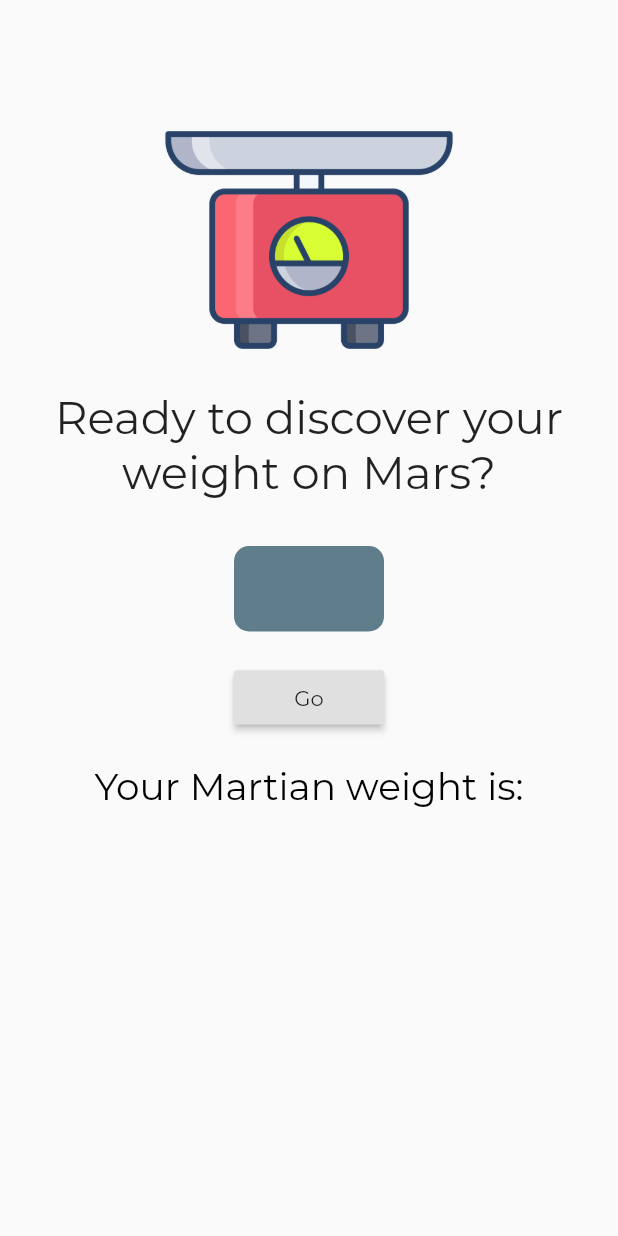
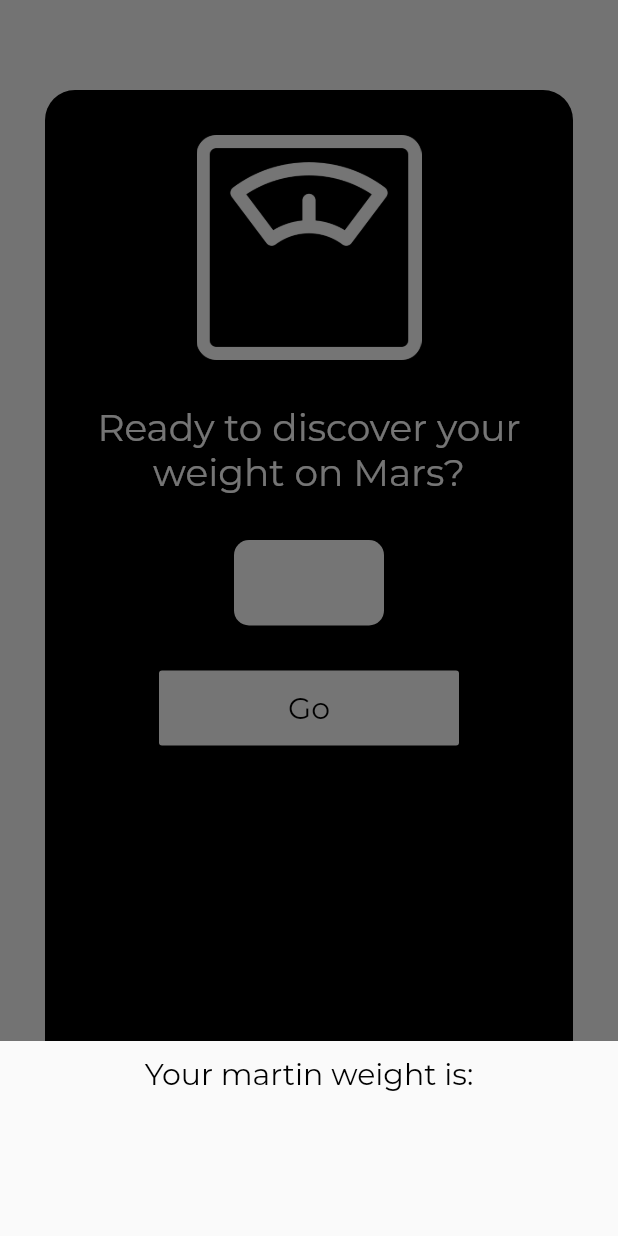
Before and after one commit to juliobonon/Astrodono, a Flutter app: the MarsWeight screen opened directly, after a tap on "Go", on a phone screen of 412 x 824 dp. Run offline on Flutter 3.47's test engine with Material 2 defaults, Android fonts, the phone set to English and light mode, and no system bars; our stand-ins replace carousel_slider; missing offline and left inert: flutter_country_picker; project files that could hold a hidden picture were left out.

Commit message:
Rework on weightMars.dart and on the info.dart files

```diff
--- a/lib/Content/planets/earth.dart
+++ b/lib/Content/planets/earth.dart
@@ -12,11 +12,11 @@ class _EarthPlanetState extends State<EarthPlanet> {
     return Container(
       child: Container(
         padding: EdgeInsets.only(
-          top:80,
+          top:50,
           left:40,
           right:40,
         ),
-        width: 1000,
+        width: 500,
         color: Colors.black,
         child: Column(
           children: <Widget>[
@@ -35,7 +35,7 @@ class _EarthPlanetState extends State<EarthPlanet> {
               ),
             ),
              SizedBox(
-                height: 60,
+                height: 40,
               ),
             Container(
               child: Column(
--- a/lib/Content/planets/jupiter.dart
+++ b/lib/Content/planets/jupiter.dart
@@ -12,7 +12,7 @@ class _JupiterPlanetState extends State<JupiterPlanet> {
     return Container(
       child: Container(
         padding: EdgeInsets.only(
-          top:80,
+          top:50,
           left:40,
           right:40,
         ),
@@ -61,7 +61,7 @@ class _JupiterPlanetState extends State<JupiterPlanet> {
                       onPressed: () {
                         Navigator.push(
                           context,
-                          MaterialPageRoute(builder: (context) => Planeta()),
+                          MaterialPageRoute(builder: (context) => JupiterInfo()),
                         );
                       },
                     ),
--- a/lib/Content/planets/mars.dart
+++ b/lib/Content/planets/mars.dart
@@ -13,7 +13,7 @@ class _MarsPlanetState extends State<MarsPlanet> {
     return Container(
       child: Container(
         padding: EdgeInsets.only(
-          top: 80,
+          top: 50,
           left: 40,
           right: 40,
         ),
--- a/lib/Content/planets/weightMars.dart
+++ b/lib/Content/planets/weightMars.dart
@@ -1,4 +1,5 @@
 import 'package:flutter/material.dart';
+
 
 class MarsWeight extends StatefulWidget {
   @override
@@ -7,11 +8,43 @@ class MarsWeight extends StatefulWidget {
 
 class _MarsWeightState extends State<MarsWeight> {
 
+
   TextEditingController _weight = TextEditingController();
 
   String _infoText = '';
 
   void calculate(){
+
+    showModalBottomSheet(context: context, builder: (context){
+      return Container(
+
+        padding: EdgeInsets.all(10),
+        height: 130,
+        width: 100,
+
+        child: Column(
+          crossAxisAlignment: CrossAxisAlignment.center,
+          children: <Widget>[
+
+            Text("Your martin weight is:",
+            style: TextStyle(color: Colors.black, fontSize: 20),
+            ),
+
+            SizedBox(height: 10),
+
+            Text(_infoText,
+            style: TextStyle(color: Colors.green, fontSize: 40),
+            ),
+
+
+          ],
+        ),
+
+      );
+    });
+
+
+
     setState(() {
 
     double _weightValue = double.parse(_weight.text);
@@ -30,29 +63,54 @@ class _MarsWeightState extends State<MarsWeight> {
   Widget build(BuildContext context) {
     return Scaffold(
       body: Container(
+
         padding: EdgeInsets.only(
-          top:60,
-          left:10,
-          right:10
+          top: 60,
+          left:30,
+          right: 30,
+          bottom: 60,
         ),
-        child:ListView(
+
+        child: Container(
+           padding: EdgeInsets.only(
+             top:30,
+             bottom:20,
+           ),
+
+           decoration: BoxDecoration(
+
+            color: Colors.black,
+            borderRadius: BorderRadius.circular(20)
+
+        ),
+
+        child: ListView(
           children: <Widget>[
-          Image.asset('imgs/weighing-machine.png',
+          Image.asset('imgs/weight.png',
+          color: Colors.white,
           width: 50,
-          height: 200,
+          height: 150,
           ),
+
+          SizedBox(height: 30),
+
           Text("Ready to discover your weight on Mars?",
           textAlign: TextAlign.center,
-          style: TextStyle(fontSize: 30),
+          style: TextStyle(fontSize: 25, color: Colors.white),
           ),
+
           SizedBox(height: 30),
+
          Column(children: <Widget>[
+
             Container(
               decoration: BoxDecoration(
-                color: Colors.blueGrey,
+                color: Colors.white,
                 borderRadius: BorderRadius.circular(10)
               ),
+
             width: 100,
+
             child: TextFormField(
               keyboardType: TextInputType.numberWithOptions(),
               maxLines: 1,
@@ -60,8 +118,9 @@ class _MarsWeightState extends State<MarsWeight> {
               textAlign: TextAlign.center,
               style: TextStyle(
                 fontSize: 30,
-              color: Colors.white,
+                color: Colors.black,
               ),
+
             decoration: InputDecoration(
               border: InputBorder.none,
               labelStyle: TextStyle(
@@ -72,37 +131,30 @@ class _MarsWeightState extends State<MarsWeight> {
             ),
           ),
           ),
-          SizedBox(height: 20),
-          Container(
-            width: 100,
-            child: RaisedButton(
 
-            child: Text("Go"),
+          SizedBox(height: 30),
+
+          ButtonTheme(
+            minWidth: 200,
+            height: 50,
+
+            child:  RaisedButton(
+            color: Colors.white,
+            child: Text("Go",
+            style: TextStyle(color: Colors.black, fontSize: 20),
+             ),
             onPressed: calculate
           ),
-          ),
-          SizedBox(height: 20),
-          Column(
-            mainAxisAlignment: MainAxisAlignment.spaceAround,
-            children: <Widget>[
-              Text("Your Martian weight is:",
-              style: TextStyle(color: Colors.black, fontSize: 25),
-              ),
-              SizedBox(height: 20),
-              Text(
-                _infoText,
-                textAlign: TextAlign.center,
-                 style: TextStyle(color: Colors.black, fontSize: 20)
-              ),
+          )
 
-            ],
-          )
+
          ],
          ),
 
         ],
         ),
       ),
+      ),
 
     );
   }
```
Also changed, not shown: lib/Content/planets/earthInfo.dart (+9 -8 lines), lib/Content/planets/jupiterInfo.dart (+160 -232 lines), lib/Content/planets/marsInfo.dart (+7 -7 lines), imgs/jupiterPlane.jpg (added), imgs/weighing-machine.png (deleted), imgs/weight.png (added). Lines whose indentation alone changed are shown as unchanged.
